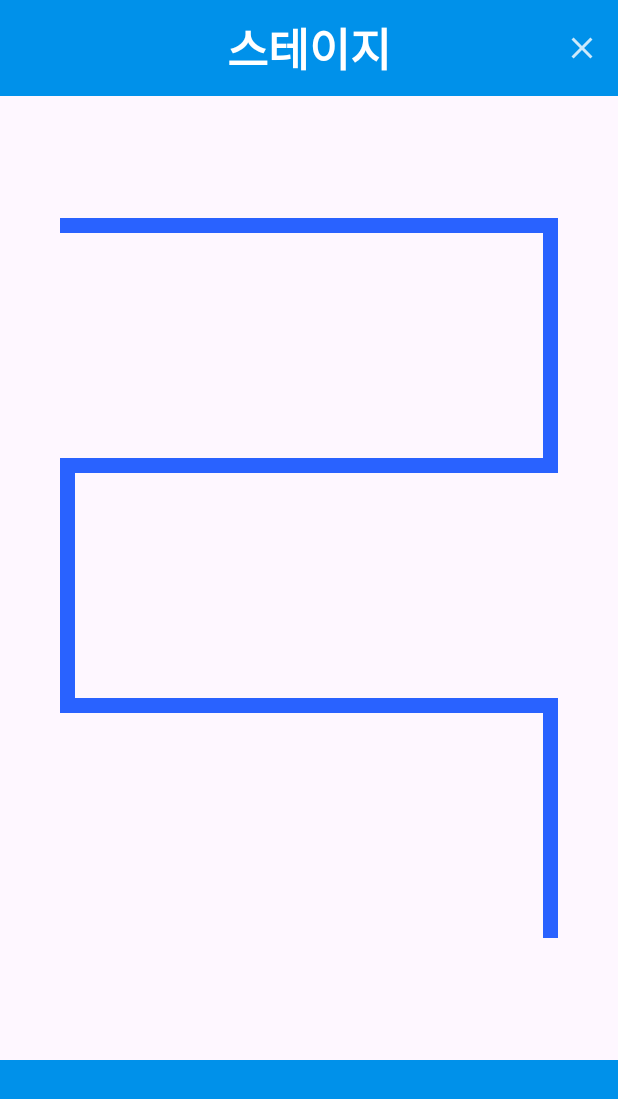
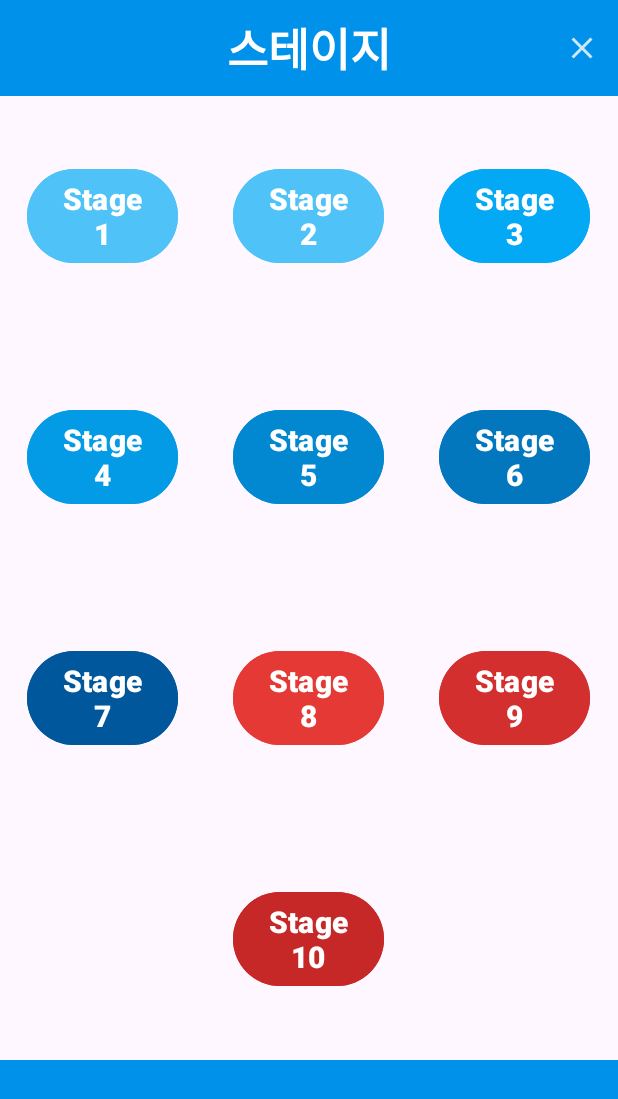
Before and after one commit to hsyoodev/neologismquiz, an Android app: the StageActivity screen opened directly, with no data from a screen before it, on a phone screen of 412 x 824 dp. Shown: the top 1099 px of the screen. Run offline under Robolectric (Android 15) with nearby library versions, the phone set to English and light mode, and no system bars.

Commit message:
스테이지 페이지 레이아웃 재구성

```diff
--- a/app/src/main/res/layout/activity_stage.xml
+++ b/app/src/main/res/layout/activity_stage.xml
@@ -8,57 +8,197 @@
         android:id="@+id/toolbar"
         layout="@layout/toolbar" />
 
-    <RelativeLayout
+    <LinearLayout
         android:layout_weight="1"
-        android:padding="40dp"
         android:gravity="center"
+        android:orientation="vertical"
         android:layout_width="match_parent"
         android:layout_height="wrap_content">
 
-        <ImageView
-            android:id="@+id/back_line1"
+        <LinearLayout
+            android:layout_weight="1"
             android:layout_width="match_parent"
-            android:layout_height="10dp"
-            android:background="#2962FF" />
+            android:layout_height="wrap_content">
 
-        <ImageView
-            android:id="@+id/back_line2"
-            android:layout_below="@id/back_line1"
-            android:layout_alignRight="@id/back_line1"
-            android:layout_width="10dp"
-            android:layout_height="150dp"
-            android:background="#2962FF" />
+            <LinearLayout
+                android:layout_weight="1"
+                android:gravity="center"
+                android:layout_width="wrap_content"
+                android:layout_height="match_parent">
 
-        <ImageView
-            android:id="@+id/back_line3"
-            android:layout_below="@id/back_line2"
+                <Button
+                    android:id="@+id/stage1"
+                    android:backgroundTint="#4FC3F7"
+                    android:text="Stage\n1"
+                    android:textStyle="bold"
+                    android:textSize="20sp"
+                    android:layout_width="wrap_content"
+                    android:layout_height="wrap_content" />
+            </LinearLayout>
+
+            <LinearLayout
+                android:layout_weight="1"
+                android:gravity="center"
+                android:layout_width="wrap_content"
+                android:layout_height="match_parent">
+
+                <Button
+                    android:id="@+id/stage2"
+                    android:backgroundTint="#4FC3F7"
+                    android:text="Stage\n2"
+                    android:textStyle="bold"
+                    android:textSize="20sp"
+                    android:layout_width="wrap_content"
+                    android:layout_height="wrap_content" />
+            </LinearLayout>
+
+            <LinearLayout
+                android:layout_weight="1"
+                android:gravity="center"
+                android:layout_width="wrap_content"
+                android:layout_height="match_parent">
+
+                <Button
+                    android:id="@+id/stage3"
+                    android:backgroundTint="#03A9F4"
+                    android:text="Stage\n3"
+                    android:textStyle="bold"
+                    android:textSize="20sp"
+                    android:layout_width="wrap_content"
+                    android:layout_height="wrap_content" />
+            </LinearLayout>
+        </LinearLayout>
+
+        <LinearLayout
+            android:layout_weight="1"
             android:layout_width="match_parent"
-            android:layout_height="10dp"
-            android:background="#2962FF" />
+            android:layout_height="wrap_content">
 
-        <ImageView
-            android:id="@+id/back_line4"
-            android:layout_below="@id/back_line3"
-            android:layout_alignLeft="@id/back_line3"
-            android:layout_width="10dp"
-            android:layout_height="150dp"
-            android:background="#2962FF" />
+            <LinearLayout
+                android:layout_weight="1"
+                android:gravity="center"
+                android:layout_width="wrap_content"
+                android:layout_height="match_parent">
 
-        <ImageView
-            android:id="@+id/back_line5"
-            android:layout_below="@id/back_line4"
+                <Button
+                    android:id="@+id/stage4"
+                    android:backgroundTint="#039BE5"
+                    android:text="Stage\n4"
+                    android:textStyle="bold"
+                    android:textSize="20sp"
+                    android:layout_width="wrap_content"
+                    android:layout_height="wrap_content" />
+            </LinearLayout>
+
+            <LinearLayout
+                android:layout_weight="1"
+                android:gravity="center"
+                android:layout_width="wrap_content"
+                android:layout_height="match_parent">
+
+                <Button
+                    android:id="@+id/stage5"
+                    android:backgroundTint="#0288D1"
+                    android:text="Stage\n5"
+                    android:textStyle="bold"
+                    android:textSize="20sp"
+                    android:layout_width="wrap_content"
+                    android:layout_height="wrap_content" />
+            </LinearLayout>
+
+            <LinearLayout
+                android:layout_weight="1"
+                android:gravity="center"
+                android:layout_width="wrap_content"
+                android:layout_height="match_parent">
+
+                <Button
+                    android:id="@+id/stage6"
+                    android:backgroundTint="#0277BD"
+                    android:text="Stage\n6"
+                    android:textStyle="bold"
+                    android:textSize="20sp"
+                    android:layout_width="wrap_content"
+                    android:layout_height="wrap_content" />
+            </LinearLayout>
+        </LinearLayout>
+
+        <LinearLayout
+            android:layout_weight="1"
             android:layout_width="match_parent"
-            android:layout_height="10dp"
-            android:background="#2962FF" />
+            android:layout_height="wrap_content">
 
-        <ImageView
-            android:id="@+id/back_line6"
-            android:layout_below="@id/back_line5"
-            android:layout_alignRight="@id/back_line5"
-            android:layout_width="10dp"
-            android:layout_height="150dp"
-            android:background="#2962FF" />
-    </RelativeLayout>
+            <LinearLayout
+                android:layout_weight="1"
+                android:gravity="center"
+                android:layout_width="wrap_content"
+                android:layout_height="match_parent">
+
+                <Button
+                    android:id="@+id/stage7"
+                    android:backgroundTint="#01579B"
+                    android:text="Stage\n7"
+                    android:textStyle="bold"
+                    android:textSize="20sp"
+                    android:layout_width="wrap_content"
+                    android:layout_height="wrap_content" />
+            </LinearLayout>
+
+            <LinearLayout
+                android:layout_weight="1"
+                android:gravity="center"
+                android:layout_width="wrap_content"
+                android:layout_height="match_parent">
+
+                <Button
+                    android:id="@+id/stage8"
+                    android:backgroundTint="#E53935"
+                    android:text="Stage\n8"
+                    android:textStyle="bold"
+                    android:textSize="20sp"
+                    android:layout_width="wrap_content"
+                    android:layout_height="wrap_content" />
+            </LinearLayout>
+
+            <LinearLayout
+                android:layout_weight="1"
+                android:gravity="center"
+                android:layout_width="wrap_content"
+                android:layout_height="match_parent">
+
+                <Button
+                    android:id="@+id/stage9"
+                    android:backgroundTint="#D32F2F"
+                    android:text="Stage\n9"
+                    android:textStyle="bold"
+                    android:textSize="20sp"
+                    android:layout_width="wrap_content"
+                    android:layout_height="wrap_content" />
+            </LinearLayout>
+        </LinearLayout>
+
+        <LinearLayout
+            android:layout_weight="1"
+            android:layout_width="match_parent"
+            android:layout_height="wrap_content">
+
+            <LinearLayout
+                android:layout_weight="1"
+                android:gravity="center"
+                android:layout_width="wrap_content"
+                android:layout_height="match_parent">
+
+                <Button
+                    android:id="@+id/stage10"
+                    android:backgroundTint="#C62828"
+                    android:text="Stage\n10"
+                    android:textStyle="bold"
+                    android:textSize="20sp"
+                    android:layout_width="wrap_content"
+                    android:layout_height="wrap_content" />
+            </LinearLayout>
+        </LinearLayout>
+    </LinearLayout>
 
     <include layout="@layout/bottom_navigation_view" />
 </LinearLayout>
```
